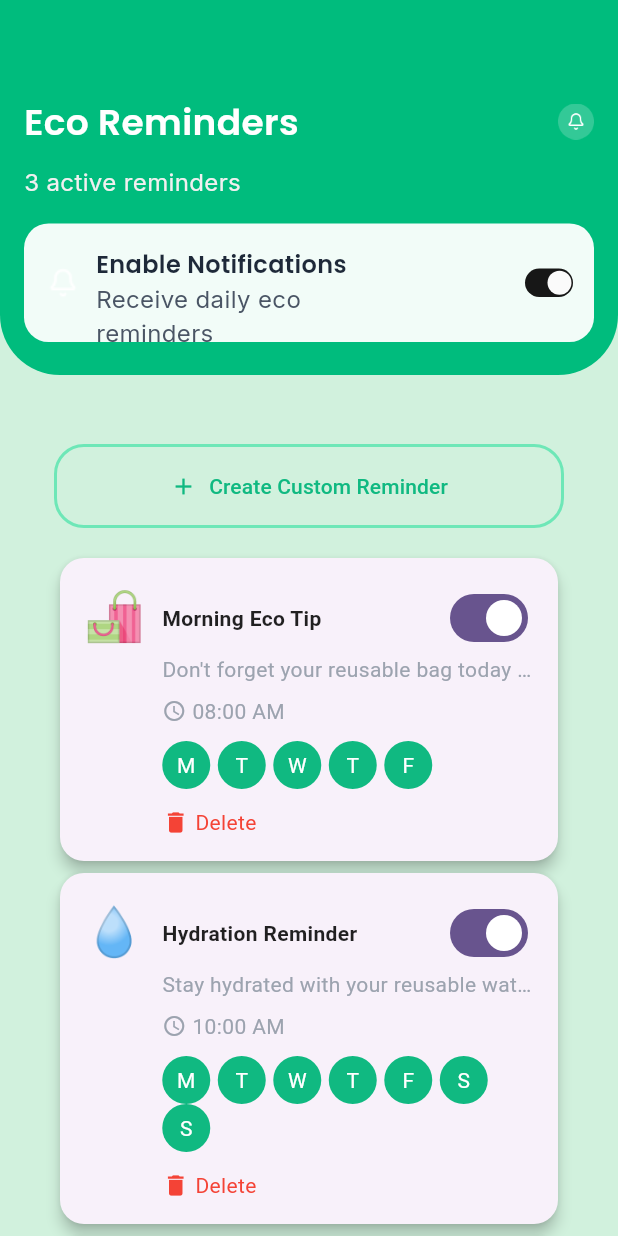
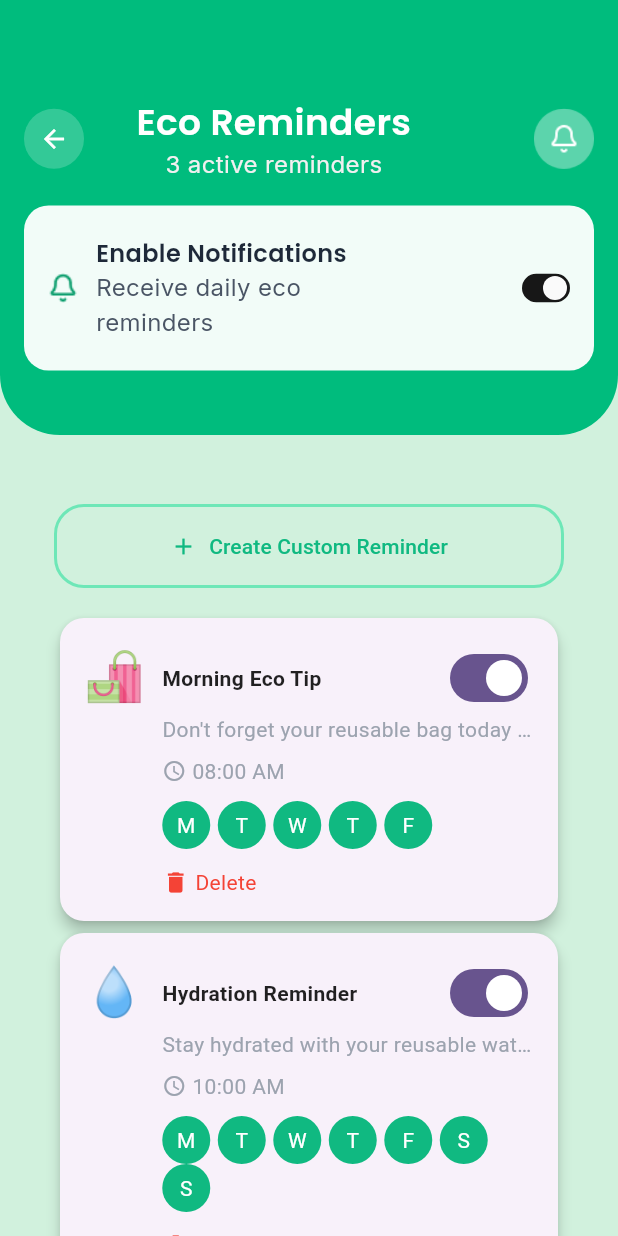
Before and after one commit to sam-in07/ReGenie, a Flutter app: the Reminderscreen screen opened directly, on a phone screen of 412 x 824 dp. Run offline on Flutter 3.47's test engine with Material 3 defaults, Android fonts, the phone set to English and light mode, and no system bars; our stand-ins replace cloud_firestore, dartz, equatable, firebase_auth, firebase_core, firebase_storage and 6 more; accounts and stored records are empty; statements that could not run were skipped.

Commit message:
feat: Enhance UI screens and add core dependencies
Updates the visual design for Reminder and Progress screens, introduces new widgets, and adds packages for data and device management.

- Add dependencies: `isar`, `connectivity_plus`, and `device_info_plus`.
- **ReminderScreen:** Update header layout, navigation, and the "Enable Notifications" card design.
- **ProgressScreen:** Update background color, rename "Monthly Trend" section, and implement the `ActionBreakdownTile` list.
- **Widgets:**
  - Update `SummaryCard` dimensions and spacing.
  - Create `ActionBreakdownTile` for displaying action metrics.
- **Theme:** Add `btn_shades` and `lightorng` to `AppColors`.
- **Navigation:** Restore `AppRoutes.splash` as the initial route in `main.dart`.
- Update native plugin registration for macOS and Windows.

```diff
--- a/lib/presentation/Challenges/pages/challenges_screen.dart
+++ b/lib/presentation/Challenges/pages/challenges_screen.dart
@@ -190,7 +190,7 @@ class _ChallengesScreenState extends State<ChallengesScreen> {
           completedChallengeIds.contains(challenge['id']);
     }
 
-    setState(() {});
+      (() {});
   }
 
   /// 🔥 Complete challenge and update Firestore
--- a/lib/presentation/Home/Pages/ReminderScreen.dart
+++ b/lib/presentation/Home/Pages/ReminderScreen.dart
@@ -110,7 +110,7 @@ class _ReminderscreenState extends State<Reminderscreen> {
             // ---------- GREEN HEADER CONTAINER ----------
             Container(
               width: double.infinity,
-              height: 250,
+              height: 290,
               decoration: const BoxDecoration(
                 color: Color(0xFF00BC7D),
                 borderRadius: BorderRadius.only(
@@ -128,40 +128,65 @@ class _ReminderscreenState extends State<Reminderscreen> {
 
 
                       // HEADER
+                      // HEADER BAR
                       Row(
                         mainAxisAlignment: MainAxisAlignment.spaceBetween,
+                        crossAxisAlignment: CrossAxisAlignment.center,
                         children: [
-                          // Title Text
+
+                          // LEFT: BACK BUTTON (CIRCLE)
+                          Container(
+                            width: 40,
+                            height: 40,
+                            decoration: BoxDecoration(
+                              color: Colors.white.withOpacity(0.20),
+                              shape: BoxShape.circle,
+                            ),
+                            child: Center(
+                              child: Icon(
+                                Icons.arrow_back,
+                                color: Colors.white,
+                                size: 20,
+                              ),
+                            ),
+                          ),
+                          SizedBox(width: 8),
+                          // CENTER: TITLE + SUBTITLE
+                          Column(
+                            crossAxisAlignment: CrossAxisAlignment.center,
+                            children: [
                               Text(
                                 'Eco Reminders',
                                 style: AppTextstyle.textStyle24whiteW600,
                               ),
-
-
-                          // Bell Icon (Optional)
-                          // const Icon(
-                          //   Icons.notifications,
-                          //   color: Colors.white,
-                          // ),
-                          Image.asset(
-                            'assets/reminderscreen/bellicon.png',
-                            height: 24,
-                            width: 24,
-                            color: Colors.white,
-                          ),
-
-                        ],
-                      ),
-
-
-                      const SizedBox(height: 12 ),
-
-
-                      // Active reminders text
+                              // SizedBox(height: 2),
                               Text(
                                 '3 active reminders',
                                 style: AppTextstyle.textStyle16whiteW400,
                               ),
+                            ],
+                          ),
+                          SizedBox(width: 55),
+                          // RIGHT: BELL ICON (CIRCLE)
+                          Container(
+                            width: 40,
+                            height: 40,
+                            decoration: BoxDecoration(
+                              color: Colors.white.withOpacity(0.20),
+                              shape: BoxShape.circle,
+                            ),
+                            child: Center(
+                              child: Image.asset(
+                                'assets/reminderscreen/bellicon.png',
+                                height: 40,
+                                width: 40,
+                                color: Colors.white,
+                              ),
+                            ),
+                          ),
+                        ],
+                      ),
+
 
 
                       const SizedBox(height: 16),
@@ -169,70 +194,45 @@ class _ReminderscreenState extends State<Reminderscreen> {
 
                       // Custom Card for Enable Notifications Section
                       Container(
-                        // width: double.infinity,
                         width: double.infinity,
-                        height: 79, // Height of the card
+                        height: 110,
                         padding: const EdgeInsets.only(top: 16, left: 16, bottom: 16),
                         decoration: ShapeDecoration(
-                          color: Colors.white.withOpacity(0.95), // White background with opacity
+                          color: Colors.white.withOpacity(0.95),
                           shape: RoundedRectangleBorder(
-                            borderRadius: BorderRadius.circular(16.40), // Rounded corners
+                            borderRadius: BorderRadius.circular(16.40),
                           ),
                         ),
-                        child: Column(
-                          mainAxisSize: MainAxisSize.min,
-                          mainAxisAlignment: MainAxisAlignment.start,
-                          crossAxisAlignment: CrossAxisAlignment.start,
-                          children: [
-                            Expanded(
-                              child: Container(
-                                width: 350,
                         child: Row(
-                                  mainAxisSize: MainAxisSize.min,
                           mainAxisAlignment: MainAxisAlignment.spaceBetween,
                           crossAxisAlignment: CrossAxisAlignment.center,
                           children: [
-                                    // Left side: Text content
+                            // LEFT SIDE
                             Container(
                               width: 235,
-                                      height: 47,
                               child: Row(
-                                        mainAxisSize: MainAxisSize.min,
-                                        mainAxisAlignment: MainAxisAlignment.start,
                                 crossAxisAlignment: CrossAxisAlignment.center,
                                 children: [
-                                          // Notification Icon
-                                          Container(
-                                            width: 20,
-                                            height: 20,
-                                            clipBehavior: Clip.antiAlias,
-                                            decoration: BoxDecoration(),
-                                            child: Image.asset(
+                                  // Icon
+                                  Image.asset(
                                     'assets/reminderscreen/bell_sm.png',
                                     height: 20,
                                     width: 20,
-                                              color: Colors.white,
+                                    color: AppColors.btn_shades,
                                   ),
 
-                                          ),
-                                          // Text content in column
                                   SizedBox(width: 12),
 
-
+                                  // Text Column
                                   Expanded(
-                                            child: Container(
-                                              height: 46.70,
                                     child: Column(
-                                                mainAxisSize: MainAxisSize.min,
-                                                mainAxisAlignment: MainAxisAlignment.start,
+                                      mainAxisAlignment: MainAxisAlignment.center,
                                       crossAxisAlignment: CrossAxisAlignment.start,
                                       children: [
-                                                  // Title for notification toggle
                                         Text(
                                           'Enable Notifications',
                                           style: AppTextstyle.textStyle16darkblackW600,
                                         ),
-                                                  // Subtitle for reminder info
                                         Text(
                                           'Receive daily eco reminders',
                                           style: AppTextstyle.textStyle16greyW400,
@@ -240,52 +240,31 @@ class _ReminderscreenState extends State<Reminderscreen> {
                                       ],
                                     ),
                                   ),
-                                          ),
                                 ],
                               ),
                             ),
 
-
-                                    //SizedBox(width: 70),
-
-
-
-
-                                    // Right side: Toggle switch container
-                                    Container(
+                            // RIGHT SIDE (toggle)
+                            Padding(
+                              padding: const EdgeInsets.only(right: 16),
+                              child:  Container(
                                 width: 32,
                                 height: 19,
                                 padding: const EdgeInsets.only(left: 14),
-                                      decoration: ShapeDecoration(
-                                        color: const Color(0xFF171717), // Background color for toggle
-                                        shape: RoundedRectangleBorder(
-                                          side: BorderSide(
-                                            width: 1,
-                                            color: Colors.black.withOpacity(0), // No border
-                                          ),
+                                decoration: BoxDecoration(
+                                  color: const Color(0xFF171717),
                                   borderRadius: BorderRadius.circular(33554400),
                                 ),
-                                      ),
-                                      child: Row(
-                                        mainAxisSize: MainAxisSize.min,
-                                        mainAxisAlignment: MainAxisAlignment.start,
-                                        crossAxisAlignment: CrossAxisAlignment.center,
-                                        children: [
-                                          // Inner white circle representing the switch
-                                          Container(
+                                child: Align(
+                                  alignment: Alignment.centerLeft,
+                                  child: Container(
                                     width: 16,
                                     height: 16,
-                                            decoration: ShapeDecoration(
-                                              color: const Color(0xFFFAFAFA), // White circle
-                                              shape: RoundedRectangleBorder(
-                                                borderRadius: BorderRadius.circular(33554400),
+                                    decoration: BoxDecoration(
+                                      color: Color(0xFFFAFAFA),
+                                      shape: BoxShape.circle,
                                     ),
                                   ),
-                                          ),
-                                        ],
-                                      ),
-                                    ),
-                                  ],
                                 ),
                               ),
                             ),
--- a/lib/presentation/widgets/colors.dart
+++ b/lib/presentation/widgets/colors.dart
@@ -21,6 +21,8 @@ class AppColors {
   static const emeraldLight = Color(0xFF6EE7B7);
   static const grayLight = Color(0xFFF3F4F6);
   static const gray = Color(0xFF9CA3AF);
+  static const btn_shades = Color(0xFF009966);
+  static const lightorng = Color(0xFFFFF7ED);
 
 
 }
--- a/pubspec.yaml
+++ b/pubspec.yaml
@@ -53,6 +53,9 @@ dependencies:
   dartz: ^0.10.1
   #sql
   sqflite: ^2.4.2
+  isar: ^3.1.0+1
+  #wifi offline
+  connectivity_plus: ^7.0.0
   #path
   path: ^1.9.1
   path_provider: ^2.1.5
@@ -82,6 +85,8 @@ dependencies:
   flutter_markdown_plus: ^1.0.5
   #fl chart
   fl_chart: ^1.1.1
+  #devise info
+  device_info_plus: ^12.2.0
 
 
 
```
Also changed, not shown: lib/main.dart (+10 -9 lines), lib/presentation/Home/Pages/progress_screen.dart (+23 -8 lines), lib/presentation/widgets/Action_data.dart (+63 -1 lines), lib/presentation/widgets/Button_Cards/summary_card.dart (+11 -8 lines), pubspec.lock, 3 other files. Lines whose indentation alone changed are shown as unchanged.
